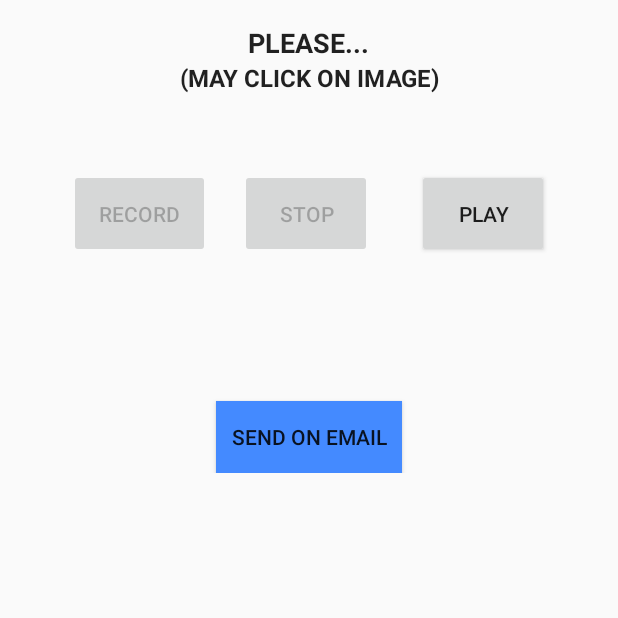
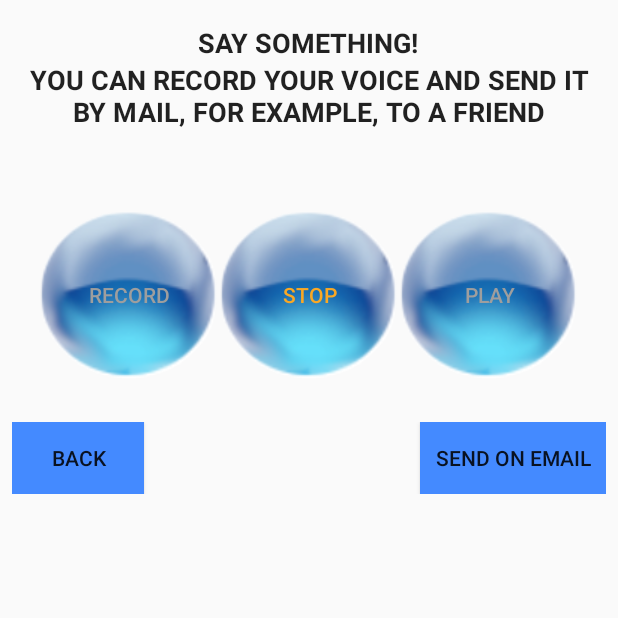
Before and after one commit to BYBL1K/AudioByDarthVader, an Android app: the Main2Activity screen opened directly, with no data from a screen before it, after a tap on "RECORD", on a phone screen of 412 x 824 dp, the top half of it. Run offline under Robolectric (Android 15) with nearby library versions, the phone set to English and light mode, and no system bars.

Commit message:
rename project and some refactoring

```diff
--- a/app/build.gradle
+++ b/app/build.gradle
@@ -5,7 +5,7 @@ android {
     buildToolsVersion "23.0.3"
 
     defaultConfig {
-        applicationId "com.example.android.darthvaderaudiofilters"
+        applicationId "com.example.android.audiobydarthvader"
         minSdkVersion 15
         targetSdkVersion 23
         versionCode 1
--- a/app/src/main/AndroidManifest.xml
+++ b/app/src/main/AndroidManifest.xml
@@ -1,6 +1,6 @@
 <?xml version="1.0" encoding="utf-8"?>
 <manifest xmlns:android="http://schemas.android.com/apk/res/android"
-    package="com.example.android.darthvaderaudiofilters">
+    package="com.example.android.audiobydarthvader">
 
     <uses-permission android:name="android.permission.RECORD_AUDIO"/>
     <uses-permission android:name="android.permission.WRITE_EXTERNAL_STORAGE"/>
@@ -11,14 +11,14 @@
         android:label="@string/app_name"
         android:supportsRtl="true"
         android:theme="@style/AppTheme">
-        <activity android:name=".MainActivity">
+        <activity android:name="com.example.android.audiobydarthvader.MainActivity">
             <intent-filter>
                 <action android:name="android.intent.action.MAIN" />
 
                 <category android:name="android.intent.category.LAUNCHER" />
             </intent-filter>
         </activity>
-        <activity android:name=".Main2Activity"></activity>
+        <activity android:name="com.example.android.audiobydarthvader.Main2Activity"></activity>
     </application>
 
 </manifest>
--- a/app/src/main/java/com/example/android/darthvaderaudiofilters/Main2Activity.java
+++ b/app/src/main/java/com/example/android/audiobydarthvader/Main2Activity.java
@@ -1,21 +1,18 @@
-package com.example.android.darthvaderaudiofilters;
+package com.example.android.audiobydarthvader;
 
 import android.app.Activity;
 import android.content.Intent;
-import android.media.AudioFormat;
-import android.media.AudioRecord;
+import android.graphics.Color;
 import android.media.MediaPlayer;
 import android.media.MediaRecorder;
 import android.net.Uri;
 import android.os.Bundle;
 import android.os.Environment;
-import android.util.Log;
-import android.view.Menu;
-import android.view.MenuItem;
 import android.view.View;
 import android.widget.Button;
-import android.widget.TextView;
 import android.widget.Toast;
+
+import com.example.android.audiobydarthvader.R;
 
 import java.io.File;
 import java.io.IOException;
@@ -36,7 +33,9 @@ public class Main2Activity extends Activity {
         record=(Button)findViewById(R.id.record_button);
 
         stop.setEnabled(false);
+        stop.setTextColor(Color.parseColor("#9E9E9E"));
         play.setEnabled(false);
+        play.setTextColor(Color.parseColor("#9E9E9E"));
         outputFile = Environment.getExternalStorageDirectory().getAbsolutePath() + "/recording.mp3";
 
         myAudioRecorder=new MediaRecorder();
@@ -63,6 +62,8 @@ public class Main2Activity extends Activity {
 
                 record.setEnabled(false);
                 stop.setEnabled(true);
+                stop.setTextColor(Color.parseColor("#F9A825"));
+                record.setTextColor(Color.parseColor("#9E9E9E"));
 
                 Toast.makeText(getApplicationContext(), "Запись началась..", Toast.LENGTH_LONG).show();
             }
@@ -77,6 +78,8 @@ public class Main2Activity extends Activity {
 
                 stop.setEnabled(false);
                 play.setEnabled(true);
+                play.setTextColor(Color.parseColor("#F9A825"));
+                stop.setTextColor(Color.parseColor("#9E9E9E"));
 
                 Toast.makeText(getApplicationContext(), "Успешно записано!", Toast.LENGTH_LONG).show();
             }
@@ -127,4 +130,9 @@ public class Main2Activity extends Activity {
         }
     }
 
+    public void back2Act(View view) {
+        Intent intent = new Intent(Main2Activity.this, MainActivity.class);
+        startActivity(intent);
+    }
+
 }
--- a/app/src/main/java/com/example/android/darthvaderaudiofilters/MainActivity.java
+++ b/app/src/main/java/com/example/android/audiobydarthvader/MainActivity.java
@@ -1,11 +1,12 @@
-package com.example.android.darthvaderaudiofilters;
+package com.example.android.audiobydarthvader;
 
 import android.content.Intent;
 import android.support.v7.app.AppCompatActivity;
 import android.os.Bundle;
-import android.text.Html;
 import android.view.View;
 import android.widget.TextView;
+
+import com.example.android.audiobydarthvader.R;
 
 public class MainActivity extends AppCompatActivity {
 
--- a/app/src/main/res/layout/activity_main2.xml
+++ b/app/src/main/res/layout/activity_main2.xml
@@ -34,7 +34,7 @@
         android:layout_width="wrap_content"
         android:layout_height="wrap_content"
         android:text="@string/act2_text2"
-        android:textSize="16sp"
+        android:textSize="18sp"
         android:textStyle="bold"
         android:textAllCaps="true"
         android:textAppearance="?android:attr/textAppearanceLarge"
@@ -46,42 +46,63 @@
         android:layout_height="wrap_content"
         android:orientation="horizontal"
         android:layout_marginTop="50dp"
-        android:layout_marginBottom="75dp">
+        android:layout_marginBottom="25dp">
 
         <Button
-            android:layout_width="wrap_content"
+            android:layout_width="0dp"
+            android:layout_weight="1"
             android:layout_height="wrap_content"
-            android:layout_marginRight="20dp"
-            android:padding="20dp"
+            android:padding="10dp"
             android:text="@string/record"
-            android:id="@+id/record_button"/>
+            android:textColor="#F9A825"
+            android:id="@+id/record_button"
+            android:background="@drawable/but"/>
         <Button
-            android:layout_width="wrap_content"
+            android:layout_width="0dp"
+            android:layout_weight="1"
             android:layout_height="wrap_content"
-            android:layout_marginRight="30dp"
-            android:padding="20dp"
+            android:padding="10dp"
             android:text="@string/stop"
-            android:id="@+id/play_button"
+            android:textColor="#F9A825"
+            android:id="@+id/stop_button"
+            android:background="@drawable/but"
             android:layout_centerHorizontal="true" />
 
         <Button
-            android:layout_width="wrap_content"
+            android:layout_width="0dp"
+            android:layout_weight="1"
             android:layout_height="wrap_content"
             android:padding="20dp"
             android:text="@string/play"
-            android:id="@+id/stop_button"/>
+            android:textColor="#F9A825"
+            android:background="@drawable/but"
+            android:id="@+id/play_button"/>
 
 
     </LinearLayout>
 
+    <RelativeLayout
+        android:layout_width="match_parent"
+        android:layout_height="wrap_content">
+
         <Button
             android:layout_width="wrap_content"
-        android:layout_height="wrap_content"
+            android:layout_height="match_parent"
+            android:text="@string/back2act"
+            android:padding="10dp"
+            android:background="#448AFF"
+            android:onClick="back2Act"
+            android:layout_alignParentLeft="true"/>
+        <Button
+            android:layout_width="wrap_content"
+            android:layout_height="match_parent"
             android:text="@string/sendEmail"
             android:padding="10dp"
-        android:layout_marginTop="20dp"
+            android:layout_alignParentRight="true"
             android:background="#448AFF"
             android:onClick="send"/>
+    </RelativeLayout>
+
 
 </LinearLayout>
 
--- a/app/src/main/res/values/strings.xml
+++ b/app/src/main/res/values/strings.xml
@@ -1,11 +1,11 @@
 <?xml version="1.0" encoding="utf-8"?>
 <resources>
-    <string name="app_name">Darth Vader Audio Filters</string>
+    <string name="app_name">Audio by Darth Vader</string>
     <string name="homeText">Luk, i am your maker</string>
     <string name="next">Next</string>
     <string name="textMain1"><center>Hi, User! In this application, you will find only the most simple things. You can record your voice. Apply a filter on it and then send your friend on mail. If you agree, PUSH on :)</center></string>
-    <string name="act2_text">Please...</string>
-    <string name="act2_text2">(May click on image)</string>
+    <string name="act2_text">Say something!</string>
+    <string name="act2_text2">You can record your voice and send it by mail, for example, to a friend</string>
     <string name="sendEmail">Send on Email</string>
     <string name="filter1">Darth Vader</string>
     <string name="filter2">Helium</string>
@@ -13,4 +13,5 @@
     <string name="record">Record</string>
     <string name="play">Play</string>
     <string name="stop">Stop</string>
+    <string name="back2act">Back</string>
 </resources>
```
Also changed, not shown: app/src/main/res/drawable/but.png (added), 1 other file. Lines whose indentation alone changed are shown as unchanged.
